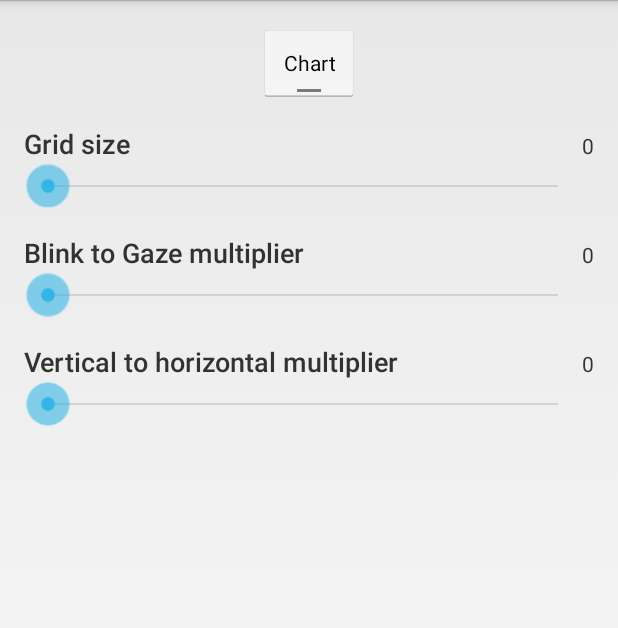
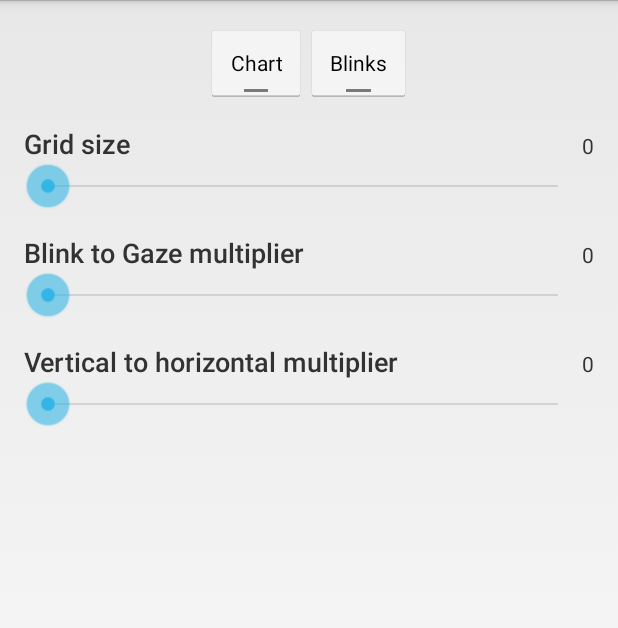
Before and after one commit to kalamkar/EyeTracker, an Android app: the fragment SettingsDialog shown on its own in the app's theme, on a phone screen of 412 x 824 dp. Shown: the top 628 px of the screen. Run offline under Robolectric (Android 15) with nearby library versions, the phone set to English and light mode, and no system bars.

Commit message:
Capped half graph height to 4500 and added setting for sounding and showing blinks

```diff
--- a/app/src/main/java/care/dovetail/blinker/MainActivity.java
+++ b/app/src/main/java/care/dovetail/blinker/MainActivity.java
@@ -182,7 +182,7 @@ public class MainActivity extends Activity implements BluetoothDeviceListener,
 
     @Override
     public void onFeature(Feature feature) {
-        if (Feature.Type.BLINK == feature.type) {
+        if (Feature.Type.BLINK == feature.type && settings.shouldShowBlinks()) {
             ringtone.play();
             runOnUiThread(new Runnable() {
                 @Override
--- a/app/src/main/res/layout/fragment_settings.xml
+++ b/app/src/main/res/layout/fragment_settings.xml
@@ -21,6 +21,13 @@
             android:padding="@dimen/activity_horizontal_margin"
             android:textOff="@string/chart"
             android:textOn="@string/chart"/>
+        <ToggleButton
+            android:id="@+id/showBlinks"
+            android:layout_width="wrap_content"
+            android:layout_height="wrap_content"
+            android:padding="@dimen/activity_horizontal_margin"
+            android:textOff="@string/blinks"
+            android:textOn="@string/blinks"/>
     </LinearLayout>
 
     <TextView
--- a/app/src/main/res/values/strings.xml
+++ b/app/src/main/res/values/strings.xml
@@ -16,6 +16,7 @@
 
     <string name="ble_not_supported">Bluetooth LE not supported.</string>
     <string name="chart">Chart</string>
+    <string name="blinks">Blinks</string>
     <string name="blink_to_gaze">Blink to Gaze multiplier</string>
     <string name="v_to_h">Vertical to horizontal multiplier</string>
     <string name="grid_size">Grid size</string>
```
Also changed, not shown: app/src/main/java/care/dovetail/blinker/Settings.java (+11 -0 lines), app/src/main/java/care/dovetail/blinker/processing/SignalProcessor.java (+5 -4 lines), app/src/main/java/care/dovetail/blinker/ui/SettingsDialog.java (+10 -0 lines).
